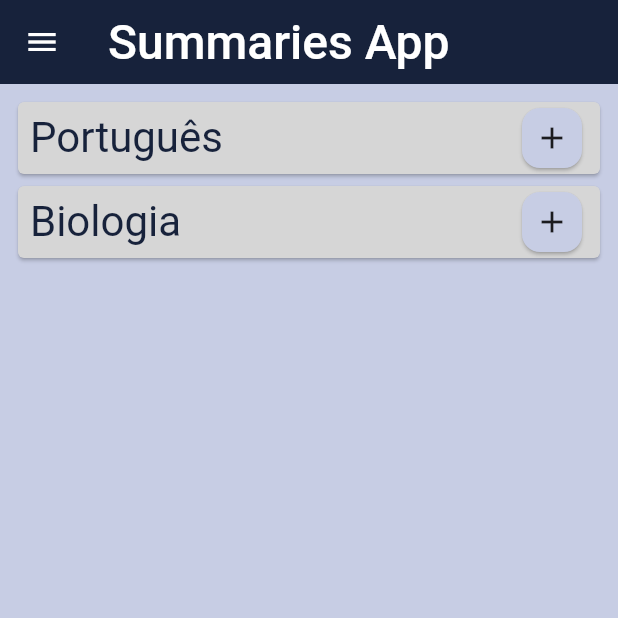
After one commit to EmanuelCezardm/SummariesApp, a Flutter app: the screen it shows after launch, after a tap on the "add" icon, on a phone screen of 412 x 824 dp, the top half of it. The commit adds this screen. Run offline on Flutter 3.47's test engine with Material 2 defaults, Android fonts, the phone set to English and light mode, and no system bars.

Commit message:
Update: base code

```diff
--- a/lib/main.dart
+++ b/lib/main.dart
@@ -1,5 +1,5 @@
 import 'package:flutter/material.dart';
-import 'package:summaries_app/ui/screens/home_page.dart';
+import 'package:summaries_app/ui/screens/home_screen.dart';
 import 'package:summaries_app/ui/styles/app_theme.dart';
 
 void main() {
@@ -15,9 +15,9 @@ class MyApp extends StatelessWidget {
       title: 'Summaries App',
       theme: AppTheme.theme,
       routes: {
-        'home': (context) => const HomePage(),
+        'home': (context) => const HomeScreen(),
       },
-      home: const HomePage(),
+      home: const HomeScreen(),
     );
   }
 }
--- /dev/null
+++ b/lib/ui/screens/home_screen.dart
@@ -0,0 +1,82 @@
+import 'package:flutter/cupertino.dart';
+import 'package:flutter/material.dart';
+import 'package:summaries_app/ui/styles/app_colors.dart';
+import 'package:summaries_app/ui/widgets/app_card.dart';
+import 'package:summaries_app/ui/widgets/app_text.dart';
+
+class HomeScreen extends StatefulWidget {
+  const HomeScreen({Key? key}) : super(key: key);
+
+  @override
+  _HomeScreenState createState() => _HomeScreenState();
+}
+
+class _HomeScreenState extends State<HomeScreen> {
+  final bool isAdmin = false;
+
+  @override
+  Widget build(BuildContext context) {
+    return Scaffold(
+      appBar: _buildAppBar(),
+      drawer: _buildDrawer(),
+      body: _buildBody(),
+    );
+  }
+
+  _buildAppBar() {
+    return AppBar(
+      title: Row(
+        mainAxisAlignment: MainAxisAlignment.spaceBetween,
+        children: [
+          const AppText(
+            text: "Summaries App",
+            fontsize: 32,
+          ),
+          _buildNotiButton(() {}),
+        ],
+      ),
+      elevation: 0,
+    );
+  }
+
+  _buildNotiButton(onPressed) {
+    if (isAdmin) {
+      return IconButton(
+        onPressed: onPressed,
+        splashRadius: 16,
+        icon: const Icon(
+          Icons.notifications,
+        ),
+      );
+    } else {
+      return Container();
+    }
+  }
+
+  _buildDrawer() {
+    return Drawer(
+      child: Container(
+        color: AppColors.background,
+      ),
+    );
+  }
+
+  _buildBody() {
+    return ListView(
+      padding: const EdgeInsets.fromLTRB(8, 8, 8, 8),
+      physics: const BouncingScrollPhysics(),
+      children: [
+        AppCard(
+          text: "Português",
+          fontsize: 28,
+          onPressed: () {},
+        ),
+        AppCard(
+          text: "Biologia",
+          fontsize: 28,
+          onPressed: () {},
+        ),
+      ],
+    );
+  }
+}
--- a/lib/ui/widgets/app_card.dart
+++ b/lib/ui/widgets/app_card.dart
@@ -7,11 +7,13 @@ class AppCard extends StatelessWidget {
   final String text;
   final bool addIcon;
   final double fontsize;
+  final VoidCallback onPressed;
 
   const AppCard({
     Key? key,
     required this.text,
     required this.fontsize,
+    required this.onPressed,
     this.addIcon = true,
   }) : super(key: key);
 
@@ -19,6 +21,8 @@ class AppCard extends StatelessWidget {
   Widget build(BuildContext context) {
     return Card(
       color: AppColors.offWhite,
+      child: InkWell(
+        onTap: onPressed,
         child: Padding(
           padding: addIcon
               ? const EdgeInsets.symmetric(horizontal: 8)
@@ -44,10 +48,11 @@ class AppCard extends StatelessWidget {
             ],
           ),
         ),
+      ),
     );
   }
 
-  _makeIcon(BuildContext context, bool addIcon) {
+  _makeIcon(context, addIcon) {
     if (addIcon) {
       return Card(
         color: AppColors.background,
@@ -55,9 +60,15 @@ class AppCard extends StatelessWidget {
           borderRadius: BorderRadius.circular(12),
         ),
         child: GestureDetector(
-          /*onTap: () {
-          Navigator.pushNamed(context, '/');
-        },*/
+          onTap: () {
+            Navigator.pushNamed(
+              context,
+              '/',
+              arguments: <String, String>{
+                'name': text,
+              },
+            );
+          },
           child: Container(
             padding: const EdgeInsets.all(8),
             child: const Icon(Icons.add),
```
Also changed, not shown: lib/ui/screens/home_page.dart (deleted, +0 -70 lines). Lines whose indentation alone changed are shown as unchanged.
